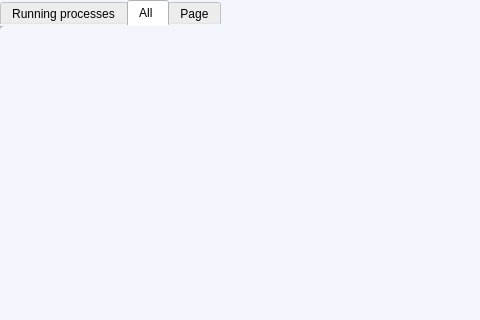
This is processes.ui in hdkhang6803/PC_Remote_Control as Qt 5 draws it before an edit; both pictures show x 0 to 480 and y 0 to 320 of the 904 by 573 pixel window. The edited form follows.
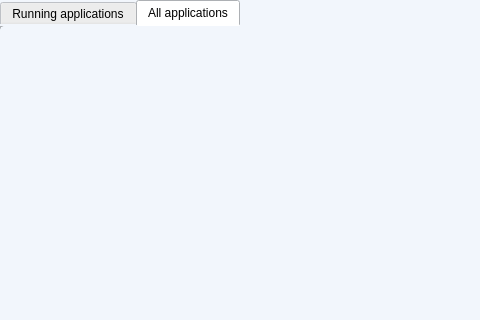
This is the edited form. The open tabs and pages were chosen to show the change.

What changed in the file:
```diff
--- a/processes.ui
+++ b/processes.ui
@@ -34,7 +34,7 @@
    </property>
    <widget class="QWidget" name="runningAppsTab">
     <attribute name="title">
-     <string>Running processes</string>
+     <string>Running applications</string>
     </attribute>
     <widget class="QTreeView" name="runningAppsTree">
      <property name="geometry">
@@ -49,7 +49,7 @@
    </widget>
    <widget class="QWidget" name="allAppsTab">
     <attribute name="title">
-     <string>All </string>
+     <string>All applications</string>
     </attribute>
     <widget class="QTreeView" name="allAppsView">
      <property name="geometry">
@@ -62,11 +62,6 @@
      </property>
     </widget>
    </widget>
-   <widget class="QWidget" name="tab">
-    <attribute name="title">
-     <string>Page</string>
-    </attribute>
-   </widget>
   </widget>
  </widget>
  <resources/>
```
Left out of the diff: 2 changed lines with no effect on the pictures.
